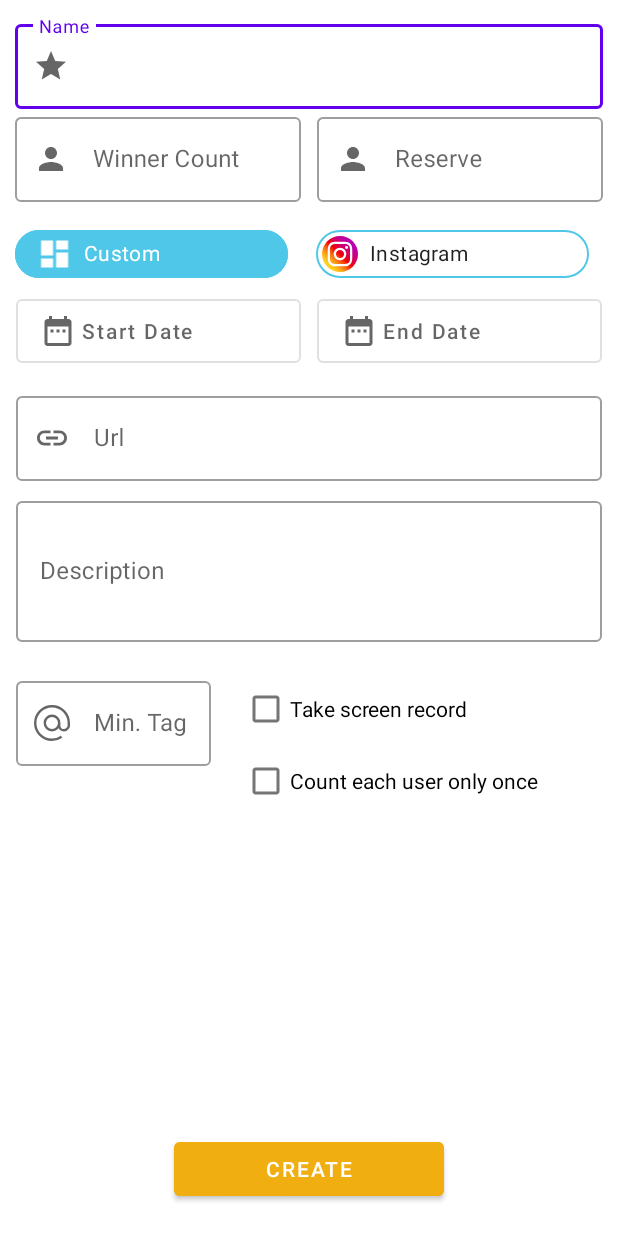
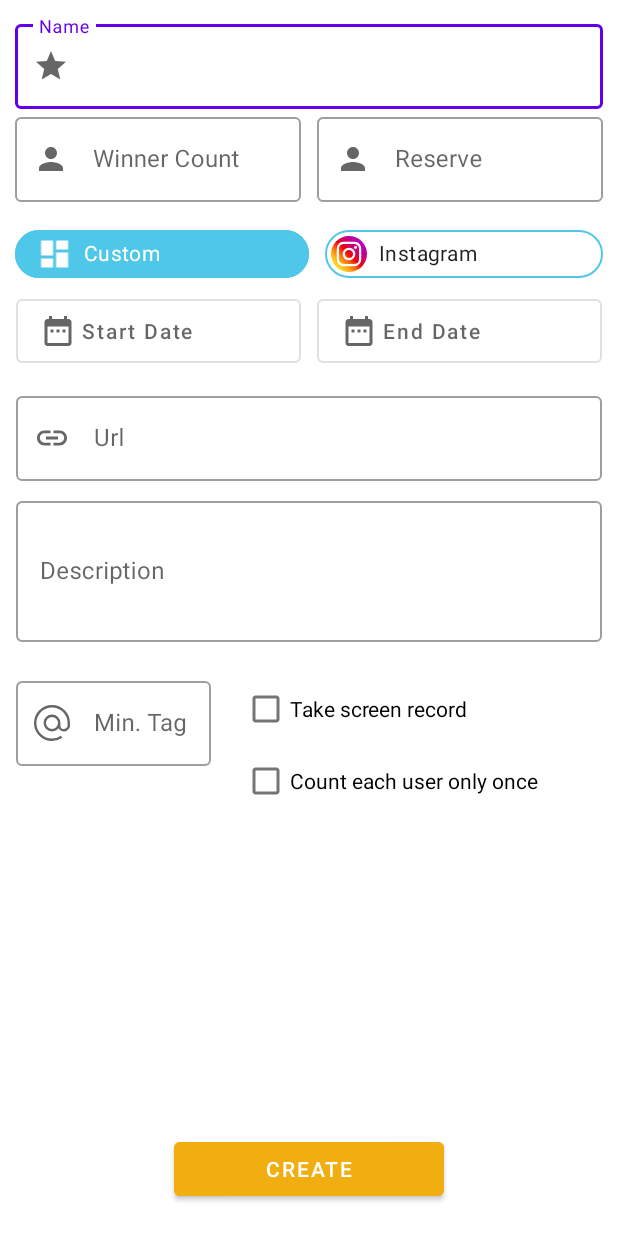
Before and after one commit to oguz-sahin/HiDraw, an Android app: the fragment HomeFragment shown on its own in the app's theme, on a phone screen of 412 x 824 dp. Run offline under Robolectric (Android 15) with nearby library versions, the phone set to English and light mode, and no system bars; our stand-ins replace sdp/ssp sizes.

Commit message:
Create Draw Page Chips Fix & Bottom Navigation Implementation

```diff
--- a/app/src/main/res/drawable/ic_fab_button.xml
+++ b/app/src/main/res/drawable/ic_fab_button.xml
@@ -1,6 +1,6 @@
 <vector xmlns:android="http://schemas.android.com/apk/res/android"
-    android:width="@dimen/_256sdp"
-    android:height="@dimen/_256sdp"
+    android:width="@dimen/_20sdp"
+    android:height="@dimen/_20sdp"
     android:viewportWidth="67"
     android:viewportHeight="67">
   <path
--- a/app/src/main/res/layout/fragment_create_draw.xml
+++ b/app/src/main/res/layout/fragment_create_draw.xml
@@ -1,7 +1,6 @@
 <?xml version="1.0" encoding="utf-8"?>
 <androidx.constraintlayout.widget.ConstraintLayout xmlns:android="http://schemas.android.com/apk/res/android"
     xmlns:app="http://schemas.android.com/apk/res-auto"
-    xmlns:tools="http://schemas.android.com/tools"
     android:layout_width="match_parent"
     android:layout_height="match_parent">
 
@@ -71,12 +70,21 @@
         app:layout_constraintStart_toStartOf="@+id/guideStart"
         app:layout_constraintTop_toBottomOf="@+id/tilWinnerCounts"
         android:layout_marginTop="@dimen/_8sdp"
-        app:singleSelection="true">
+        app:singleSelection="true"
+        app:singleLine="true">
+
+        <androidx.appcompat.widget.LinearLayoutCompat
+            android:layout_width="match_parent"
+            android:layout_height="wrap_content"
+            android:orientation="horizontal"
+            android:id="@+id/chips"
+            android:weightSum="2">
 
             <com.google.android.material.chip.Chip
                 android:id="@+id/cpCustom"
                 style="@style/Widget.MaterialComponents.Chip.Choice"
-            android:layout_width="@dimen/_140sdp"
+                android:layout_width="match_parent"
+                android:layout_weight="1"
                 android:layout_height="wrap_content"
                 android:text="@string/draw_type_custom"
                 android:textColor="@color/white"
@@ -90,7 +98,8 @@
             <com.google.android.material.chip.Chip
                 android:id="@+id/cpInstagram"
                 style="@style/Widget.MaterialComponents.Chip.Choice"
-            android:layout_width="@dimen/_140sdp"
+                android:layout_width="match_parent"
+                android:layout_weight="1"
                 android:layout_height="wrap_content"
                 android:layout_marginStart="@dimen/_8sdp"
                 android:text="@string/draw_type_instagram"
@@ -99,6 +108,11 @@
                 app:chipIconEnabled="true"
                 app:chipStrokeColor="@color/chip_blue"
                 app:chipStrokeWidth="@dimen/_1sdp" />
+
+        </androidx.appcompat.widget.LinearLayoutCompat>
+
+
+
 
     </com.google.android.material.chip.ChipGroup>
 
--- a/app/src/main/res/menu/bottom_nav_menu.xml
+++ b/app/src/main/res/menu/bottom_nav_menu.xml
@@ -6,6 +6,11 @@
         android:title="@string/home"/>
 
     <item
+        android:id="@+id/placeholder"
+        android:title=""
+        android:enabled="false"/>
+
+    <item
         android:id="@+id/profile"
         android:icon="@drawable/ic_baseline_person_24"
         android:title="@string/profile"/>
--- a/app/src/main/res/values/colors.xml
+++ b/app/src/main/res/values/colors.xml
@@ -15,6 +15,8 @@
     <color name="cream_can">#F2C94C</color>
     <color name="buttercup">#f0ae11</color>
     <color name="chip_blue">#4fc7e8</color>
+    <color name="space_blue">#2D9CDB</color>
+
     //purple
     <color name="lavender">#BB6BD9</color>
     <color name="icon_gray_for_btn">#666666</color>
```
Also changed, not shown: app/src/main/res/layout/activity_main.xml (+13 -13 lines). Lines whose indentation alone changed are shown as unchanged.
